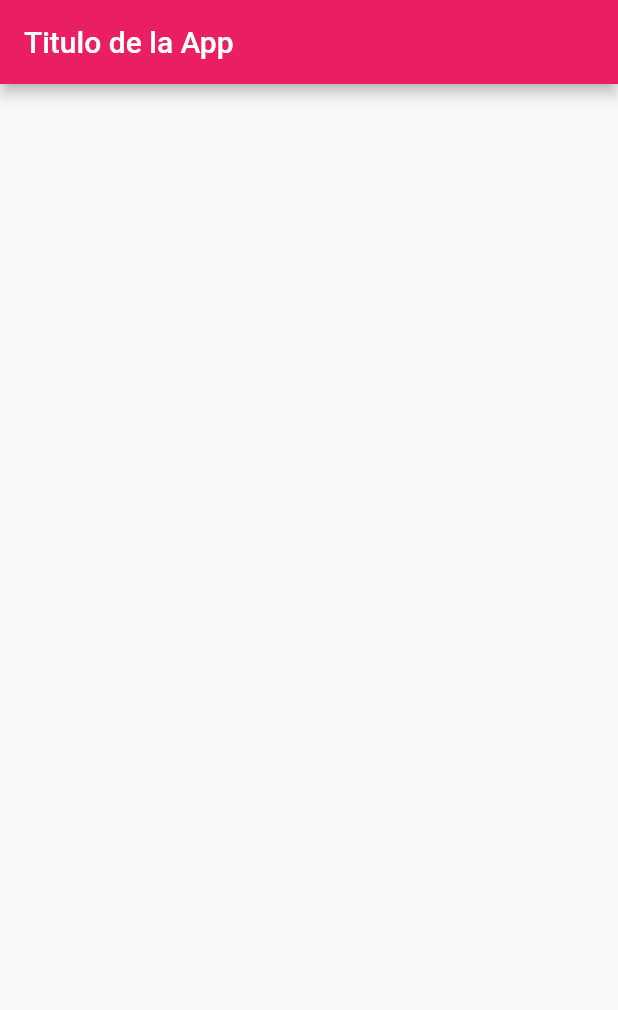
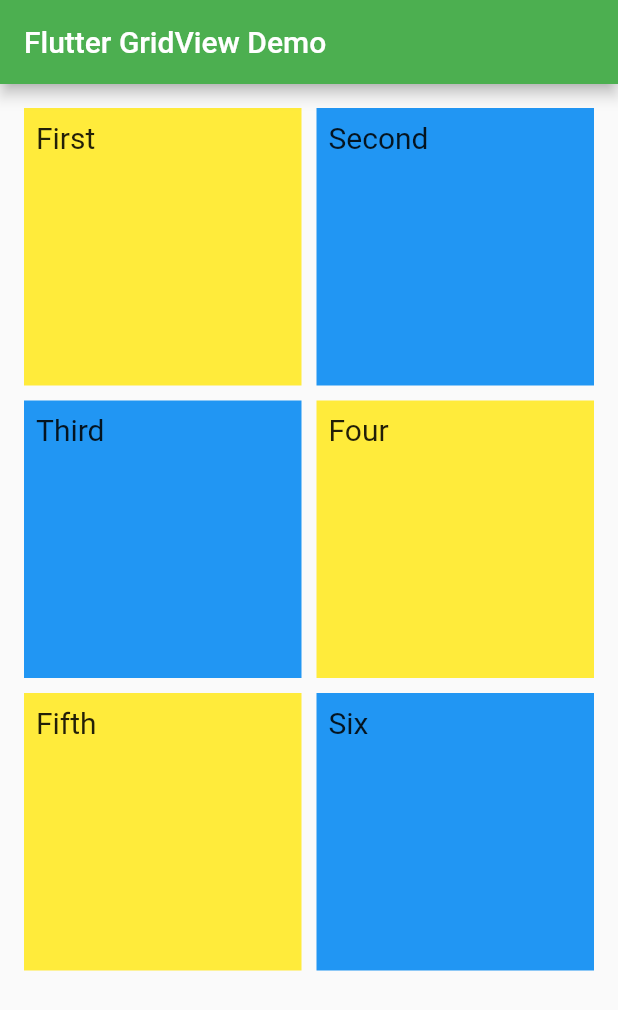
Before and after one commit to JocelynVelarde/VOLTEC-Inventory-App, a Flutter app: the screen it shows after launch, on a phone screen of 412 x 824 dp. Shown: the top 1010 px of the screen. Run offline on Flutter 3.47's test engine with Material 2 defaults, Android fonts, the light colour scheme and no system bars.

Commit message:
grid view

```diff
--- /dev/null
+++ b/lib/MyGridScreen.dart
@@ -0,0 +1,58 @@
+import 'package:flutter/material.dart';
+
+class MyGridScreen extends StatefulWidget {
+  @override
+  _MyGridScreenState createState() => _MyGridScreenState();
+}
+
+class _MyGridScreenState extends State<MyGridScreen> {
+  @override
+  Widget build(BuildContext context) {
+    return Scaffold(
+      appBar: AppBar(
+        title: Text("Flutter GridView Demo"),
+        backgroundColor: Colors.green,
+      ),
+      body: Center(
+          child: GridView.extent(
+        primary: false,
+        padding: const EdgeInsets.all(16),
+        crossAxisSpacing: 10,
+        mainAxisSpacing: 10,
+        maxCrossAxisExtent: 200.0,
+        children: <Widget>[
+          Container(
+            padding: const EdgeInsets.all(8),
+            child: const Text('First', style: TextStyle(fontSize: 20)),
+            color: Colors.yellow,
+          ),
+          Container(
+            padding: const EdgeInsets.all(8),
+            child: const Text('Second', style: TextStyle(fontSize: 20)),
+            color: Colors.blue,
+          ),
+          Container(
+            padding: const EdgeInsets.all(8),
+            child: const Text('Third', style: TextStyle(fontSize: 20)),
+            color: Colors.blue,
+          ),
+          Container(
+            padding: const EdgeInsets.all(8),
+            child: const Text('Four', style: TextStyle(fontSize: 20)),
+            color: Colors.yellow,
+          ),
+          Container(
+            padding: const EdgeInsets.all(8),
+            child: const Text('Fifth', style: TextStyle(fontSize: 20)),
+            color: Colors.yellow,
+          ),
+          Container(
+            padding: const EdgeInsets.all(8),
+            child: const Text('Six', style: TextStyle(fontSize: 20)),
+            color: Colors.blue,
+          ),
+        ],
+      )),
+    );
+  }
+}
--- a/lib/main.dart
+++ b/lib/main.dart
@@ -1,14 +1,11 @@
+import 'package:app_la_buena/MyGridScreen.dart';
 import 'package:flutter/material.dart';
 
-import 'Home.dart';
-
 void main() {
-  runApp(const MyApp());
+  runApp(MyApp());
 }
 
 class MyApp extends StatelessWidget {
-  const MyApp({Key? key}) : super(key: key);
-
   // This widget is the root of your application.
   @override
   Widget build(BuildContext context) {
@@ -27,7 +24,7 @@ class MyApp extends StatelessWidget {
         // is not restarted.
         primarySwatch: Colors.pink,
       ),
-      home: const Home(),
+      home: MyGridScreen(),
     );
   }
 }
```
